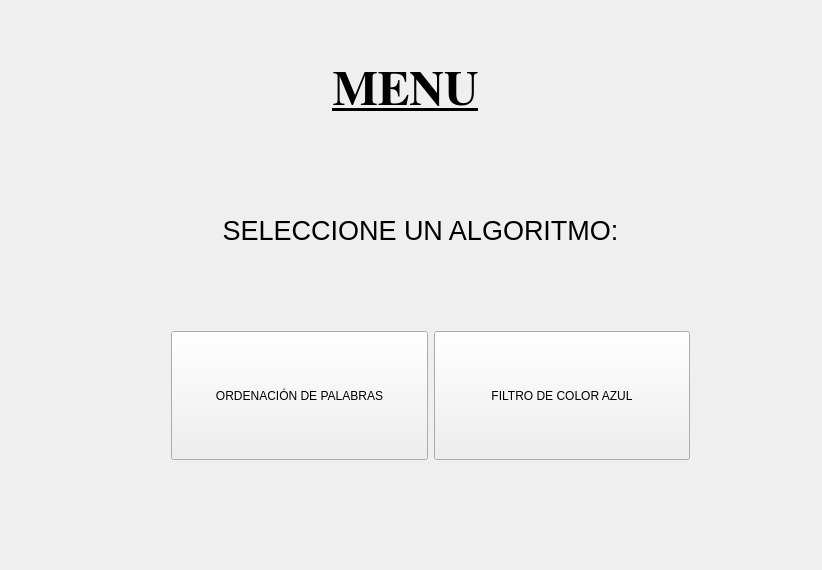
This is Pract3/mainwindow.ui in DanielGarcia9/Pract3_ARCO as Qt 5 draws it before an edit. The edited form follows.
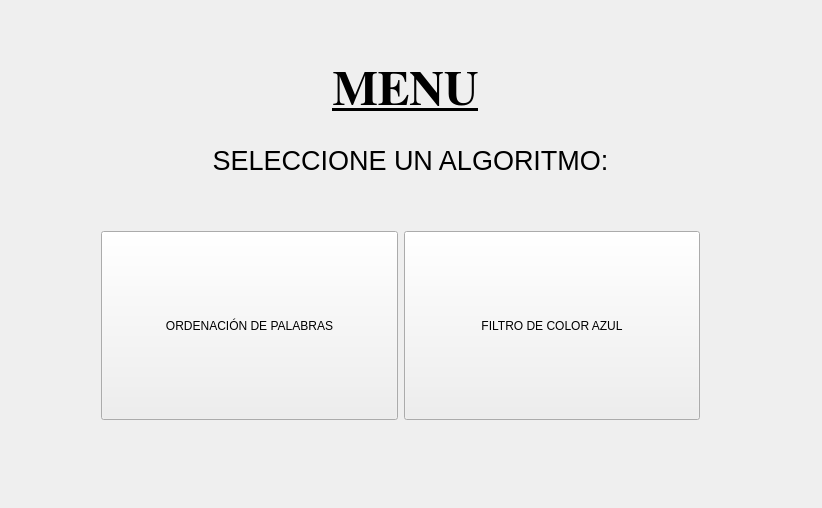
This is the edited form.

```diff
--- a/Pract3/mainwindow.ui
+++ b/Pract3/mainwindow.ui
@@ -7,7 +7,7 @@
     <x>0</x>
     <y>0</y>
     <width>822</width>
-    <height>570</height>
+    <height>508</height>
    </rect>
   </property>
   <property name="windowTitle">
@@ -45,8 +45,8 @@
    <widget class="QLabel" name="label_2">
     <property name="geometry">
      <rect>
-      <x>160</x>
-      <y>210</y>
+      <x>150</x>
+      <y>140</y>
       <width>521</width>
       <height>41</height>
      </rect>
@@ -66,10 +66,10 @@
    <widget class="QWidget" name="horizontalLayoutWidget">
     <property name="geometry">
      <rect>
-      <x>160</x>
-      <y>320</y>
-      <width>541</width>
-      <height>151</height>
+      <x>90</x>
+      <y>220</y>
+      <width>621</width>
+      <height>211</height>
      </rect>
     </property>
     <layout class="QHBoxLayout" name="horizontalLayout">
```
Left out of the diff: 1 changed line with no effect on the pictures.
